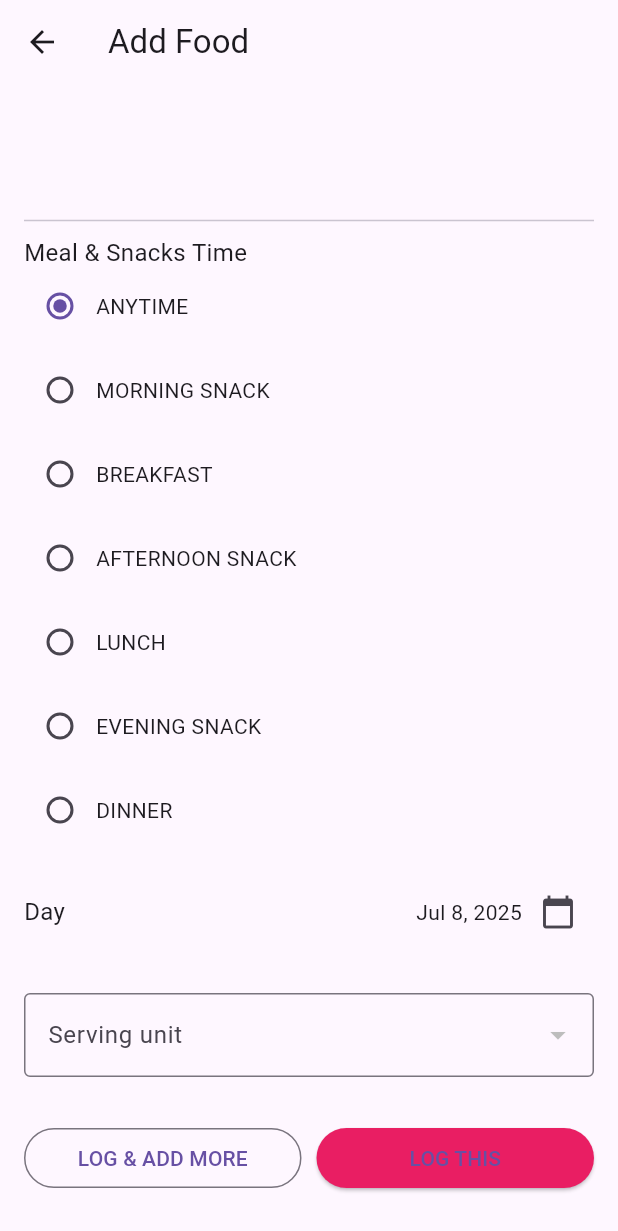
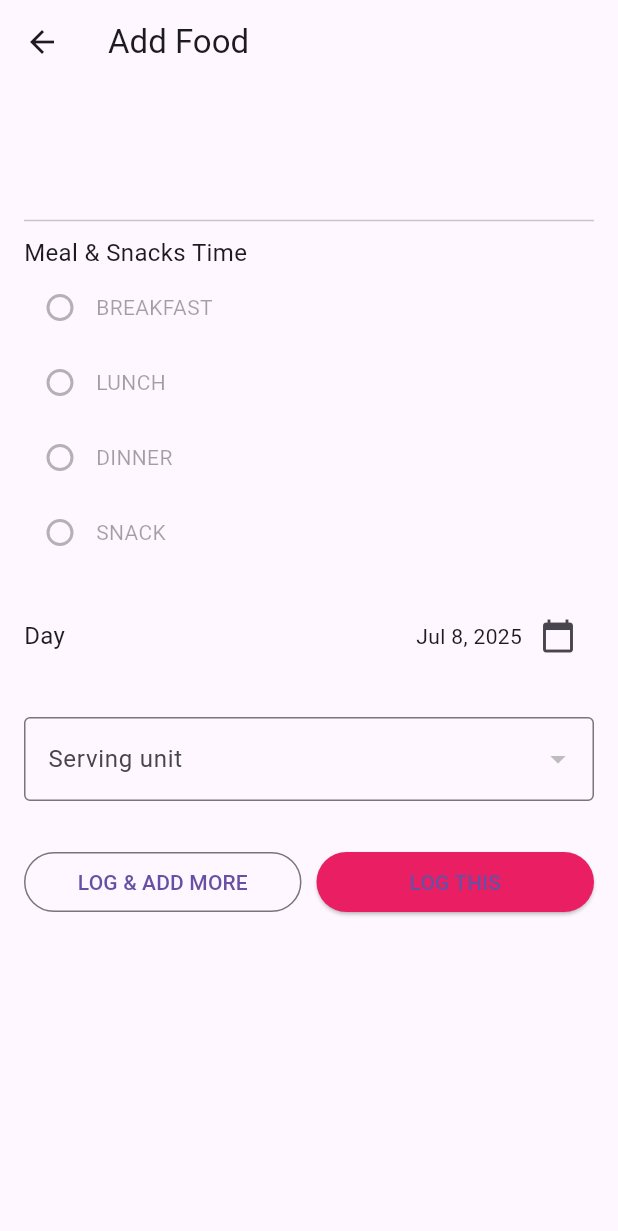
Before and after one commit to WaiYanC-137/loginwithfitbit, a Flutter app: the QuickLogPage screen opened directly with empty values, on a phone screen of 412 x 824 dp. Shown: the top 1231 px of the screen. Run offline on Flutter 3.47's test engine with Material 3 defaults, Android fonts, the phone set to English and light mode, and no system bars; our stand-ins replace app_links, percent_indicator, shared_preferences; accounts and stored records are empty; network calls fail.

Commit message:
selected_meal_type_ui_change

```diff
--- a/lib/ui/food/quick_log_page.dart
+++ b/lib/ui/food/quick_log_page.dart
@@ -33,7 +33,7 @@ class _QuickLogPageState extends State<QuickLogPage> {
   String? _cachedAccessToken;
   late final List<int> _allowedUnitIds;
   late final Set<int> _allowedIdSet;
-  late bool   _mealLocked;
+  String? _selectedSnackType; // Stores the selected sub-snack type
 
 
   @override
@@ -49,9 +49,8 @@ class _QuickLogPageState extends State<QuickLogPage> {
     _allowedIdSet = _allowedUnitIds.toSet();
     _fetchFoodUnit();
     _selectedMeal = widget.mealType.isNotEmpty == true
-      ? widget.mealType          // e.g. 'BREAKFAST'
+      ? widget.mealType         // e.g. 'BREAKFAST'
       : 'ANYTIME';
-        _mealLocked  = widget.mealType.isNotEmpty == true;
        _fitbitService.loadAccessToken();
 
   }
@@ -93,26 +92,66 @@ class _QuickLogPageState extends State<QuickLogPage> {
     return success;
   }
 
+  // Helper method for main meal types (BREAKFAST, LUNCH, DINNER, SNACK)
   Widget _mealOption(String label) {
-  final bool disabled = _mealLocked;   // lock all radios once preset
-
-  return Expanded(
-    child: Opacity(                     // grey‑out if locked & not selected
-      opacity: disabled && label != _selectedMeal ? 0.4 : 1,
-      child: IgnorePointer(             // ignore taps when locked
-        ignoring: disabled,
+    String selectedMealType=_selectedMeal.toUpperCase(); // Removed `isMainMeal` as it's not used internally now
+    return SizedBox(
+      height: 50, // Fixed height for each radio row
+      child: Opacity(
+        opacity: label == selectedMealType ? 1 : 0.4,
+        child: IgnorePointer(
+          ignoring: label != selectedMealType,
           child: Row(
             children: [
               Radio<String>(
                 value: label,
-              groupValue: _selectedMeal,
-              onChanged: (value) =>
-                  setState(() => _selectedMeal = value!), // only runs if unlocked
+                groupValue: selectedMealType,
+                onChanged: (value) {
+                  setState(() {
+                    selectedMealType = value!;
+                    if (value == 'SNACK') {
+                      _selectedSnackType = 'MORNING SNACK'; // Set default when SNACK is chosen
+                    } else {
+                      _selectedSnackType = null; // Clear snack type if not SNACK
+                    }
+                  });
+                },
               ),
-            Expanded(child: Text(label, overflow: TextOverflow.ellipsis)),
+              Expanded( // Expanded works fine INSIDE a Row with bounded width
+                child: Text(
+                  label,
+                  overflow: TextOverflow.ellipsis,
+                ),
+              ),
             ],
           ),
         ),
+      ),
+    );
+  }
+
+  // New helper method for snack sub-types (MORNING SNACK, AFTERNOON SNACK, EVENING SNACK)
+  Widget _buildSubSnackRadioRow(String label) {
+    return SizedBox(
+      height: 50, // Fixed height for each snack radio row
+          child: Row(
+            children: [
+              Radio<String>(
+                value: label,
+                groupValue: _selectedSnackType,
+                onChanged: (value) {
+                  setState(() {
+                    _selectedSnackType = value!;
+                  });
+                },
+              ),
+              Expanded( // Expanded works fine INSIDE a Row with bounded width
+                child: Text(
+                  label,
+                  overflow: TextOverflow.ellipsis,
+                ),
+              ),
+            ],
           ),
     );
   }
@@ -156,17 +195,29 @@ Widget _mealOption(String label) {
             const SizedBox(height: 10),
             const Divider(height: 20),
             const Text('Meal & Snacks Time', style: TextStyle(fontSize: 16)),
-            Wrap(
-              runSpacing: 8,
-              spacing: 8,
+             Column(
               children: [
-                _mealOption('ANYTIME'),
-                _mealOption('MORNING SNACK'),
+                // Main meal types - each returns a SizedBox with fixed height
                 _mealOption('BREAKFAST'),
-                _mealOption('AFTERNOON SNACK'),
                 _mealOption('LUNCH'),
-                _mealOption('EVENING SNACK'),
                 _mealOption('DINNER'),
+              // Conditional rendering for Snack sub-types
+              if (_selectedMeal.toUpperCase() == 'SNACK')
+                          Column(
+                            crossAxisAlignment: CrossAxisAlignment.start, // Align sub-snack radio buttons
+                            children: [
+                              const Padding(
+                                padding: EdgeInsets.symmetric(vertical: 8.0, horizontal: 16.0), // Add padding for text
+                                child: Text('Snack', style: TextStyle(fontSize: 16, fontWeight: FontWeight.bold)), // Display 'Snack' as text
+                              ),
+                              _buildSubSnackRadioRow('MORNING SNACK'),
+                              _buildSubSnackRadioRow('AFTERNOON SNACK'),
+                              _buildSubSnackRadioRow('EVENING SNACK'),
+                            ],
+                          )
+                        else
+                          // If _selectedMeal is NOT 'SNACK', show the 'SNACK' radio option
+                          _mealOption('SNACK'),
                       ],
                     ),
                     const SizedBox(height: 20),
@@ -237,6 +288,8 @@ Widget _mealOption(String label) {
                     onPressed: () async {
                       final success = await _logFood();
                       if (success) {
+                        ScaffoldMessenger.of(context).showSnackBar(
+                          const SnackBar(content: Text('Logged, add more if needed')));
                         Navigator.pop(context, 'logged');
                       } else {
                         ScaffoldMessenger.of(context).showSnackBar(
```
Lines whose indentation alone changed are shown as unchanged.
